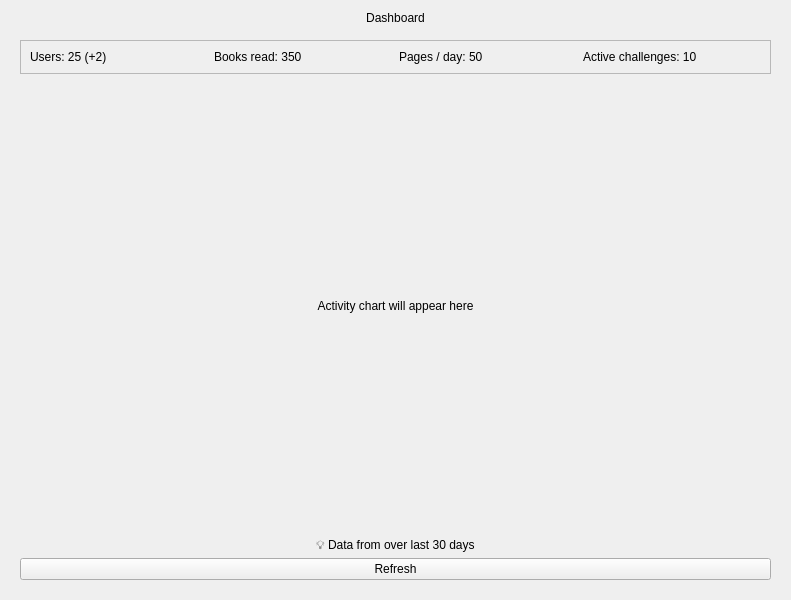
Magdalena52772/Booktrack, file admin_panel/views/ui/DashboardView.ui: the form before one commit.
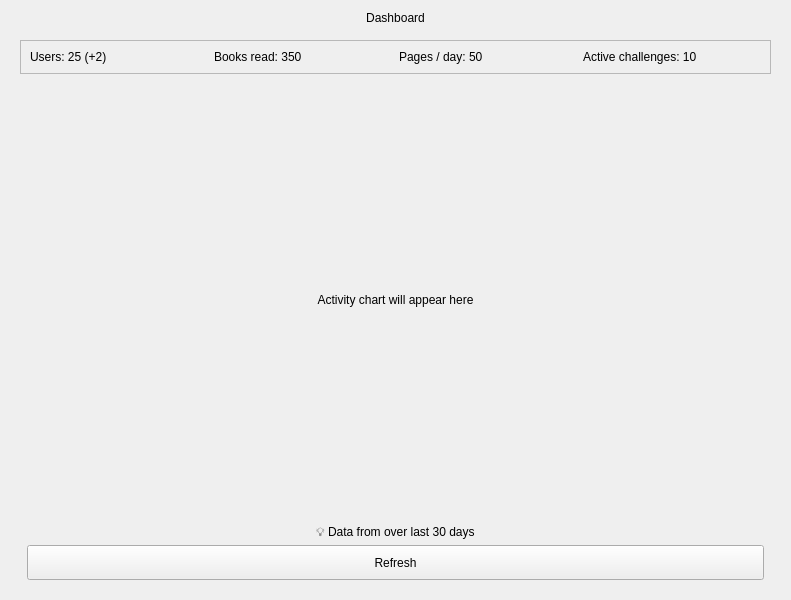
The form after the commit. Icons and pictures are not drawn.

Patch:
```diff
--- a/admin_panel/views/ui/DashboardView.ui
+++ b/admin_panel/views/ui/DashboardView.ui
@@ -127,7 +127,22 @@
        </widget>
       </item>
       <item>
+       <layout class="QHBoxLayout" name="horizontalLayout_buttons">
+        <item>
+         <spacer name="spacer_left_dash">
+          <property name="orientation">
+           <enum>Qt::Orientation::Horizontal</enum>
+          </property>
+         </spacer>
+        </item>
+        <item>
        <widget class="QPushButton" name="btn_refresh">
+          <property name="minimumSize">
+           <size>
+            <width>150</width>
+            <height>35</height>
+           </size>
+          </property>
         <property name="text">
          <string>Refresh</string>
         </property>
@@ -139,6 +154,15 @@
          <bool>true</bool>
         </property>
        </widget>
+        </item>
+        <item>
+         <spacer name="spacer_right_dash">
+          <property name="orientation">
+           <enum>Qt::Orientation::Horizontal</enum>
+          </property>
+         </spacer>
+        </item>
+       </layout>
       </item>
      </layout>
     </widget>
```
Left out of the diff: 3 changed lines with no effect on the pictures. Lines whose indentation alone changed are shown as unchanged.
